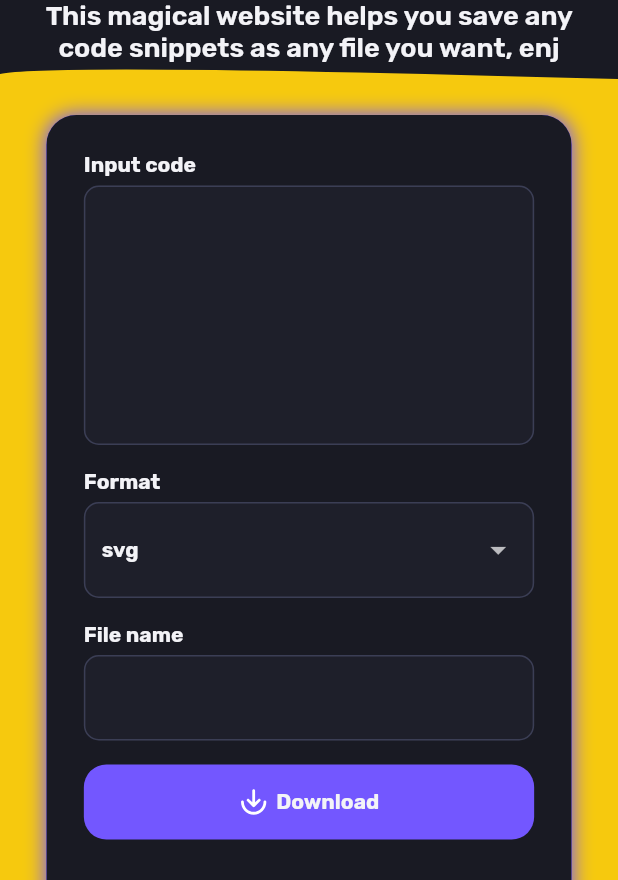
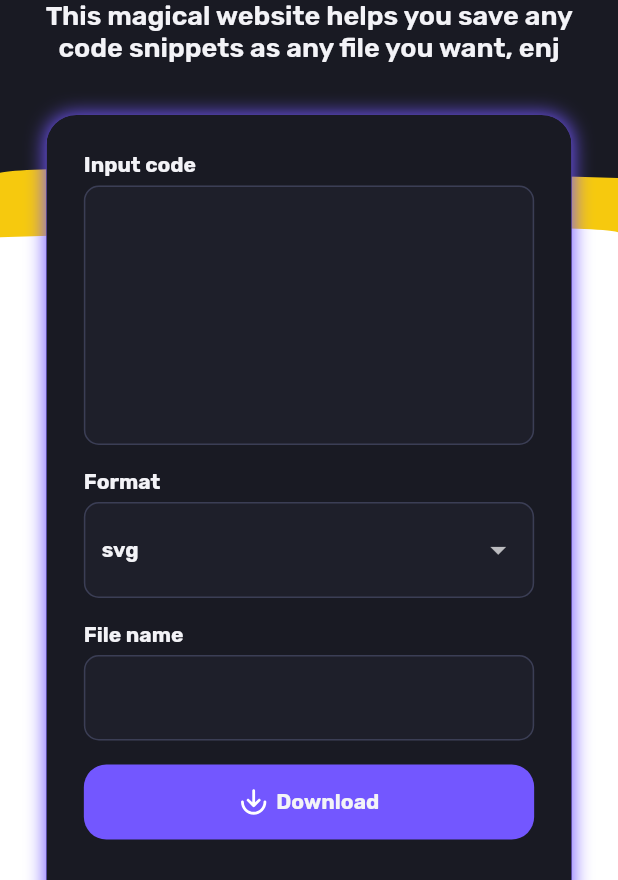
Before and after one commit to nguyenletrongnhanofficial/save_file_formats, a Flutter app: the screen it shows after launch, on a phone screen of 412 x 824 dp, the part 356-1236 px from its top. Run offline on Flutter 3.47's test engine with Material 2 defaults, Android fonts, the phone set to English and light mode, and no system bars; our stand-ins replace flutter_svg; missing offline and left inert: dart:html.

Commit message:
Change background

```diff
--- a/lib/pages/home_page.dart
+++ b/lib/pages/home_page.dart
@@ -53,7 +53,7 @@ class _HomePageState extends State<HomePage>
                 child: ClipPath(
                   clipper: DrawClip(_controller.value),
                   child: Container(
-                    height: size.height * 0.81,
+                    height: size.height * 0.71,
                     decoration: const BoxDecoration(color: AppColor.yellow),
                   ),
                 ),
@@ -61,7 +61,31 @@ class _HomePageState extends State<HomePage>
             );
           },
         ),
+        AnimatedBuilder(
+          animation: _controller,
+          builder: (BuildContext context, Widget? child) {
+            return Align(
+              alignment: Alignment.bottomCenter,
+              child: ClipPath(
+                clipper: DrawClip(_controller.value),
+                child: Container(
+                  height: size.height * 0.65,
+                  decoration: const BoxDecoration(
+                    gradient: LinearGradient(
+                        begin: Alignment.bottomLeft,
+                        end: Alignment.topRight,
+                        colors: [
+                          Colors.white,
+                          Colors.white,
+                        ]),
+                  ),
+                ),
+              ),
+            );
+          },
+        ),
         SingleChildScrollView(
+          physics: const BouncingScrollPhysics(),
           child: Column(
             mainAxisAlignment: MainAxisAlignment.center,
             children: [
--- a/lib/widgets/input_widget.dart
+++ b/lib/widgets/input_widget.dart
@@ -95,6 +95,7 @@ class _InputWidgetState extends State<InputWidget>
       body: Padding(
         padding: const EdgeInsets.all(25.0),
         child: SingleChildScrollView(
+          physics: const BouncingScrollPhysics(),
           child: Column(
             crossAxisAlignment: CrossAxisAlignment.stretch,
             children: [
```
